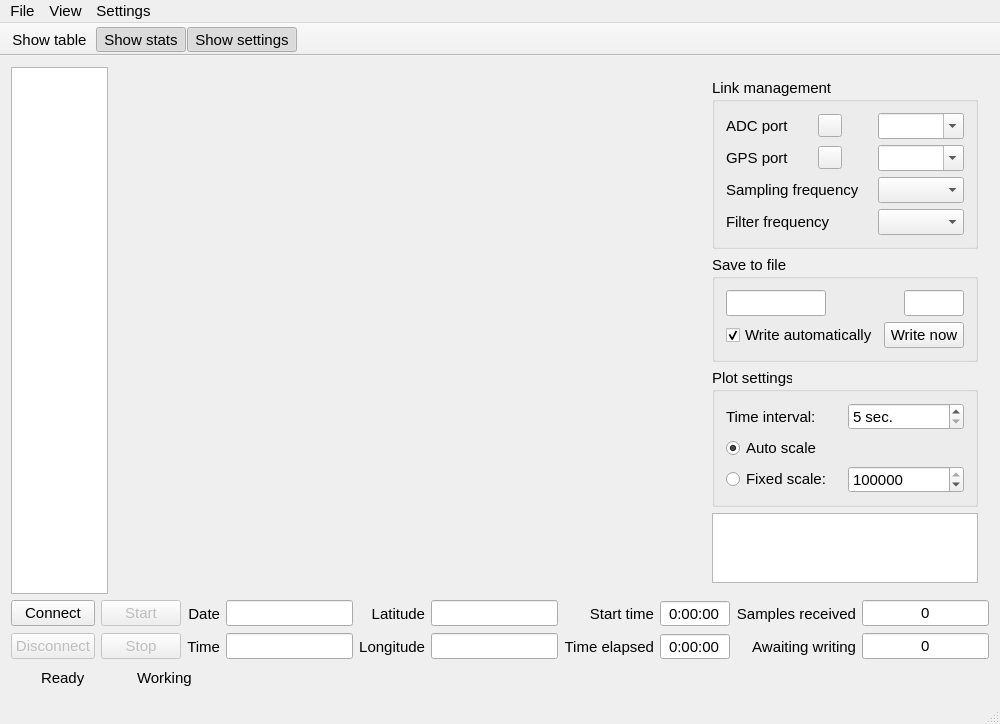
Before: the Qt Designer form mainwindow.ui in NIA/seismoreg, drawn with Qt 5.
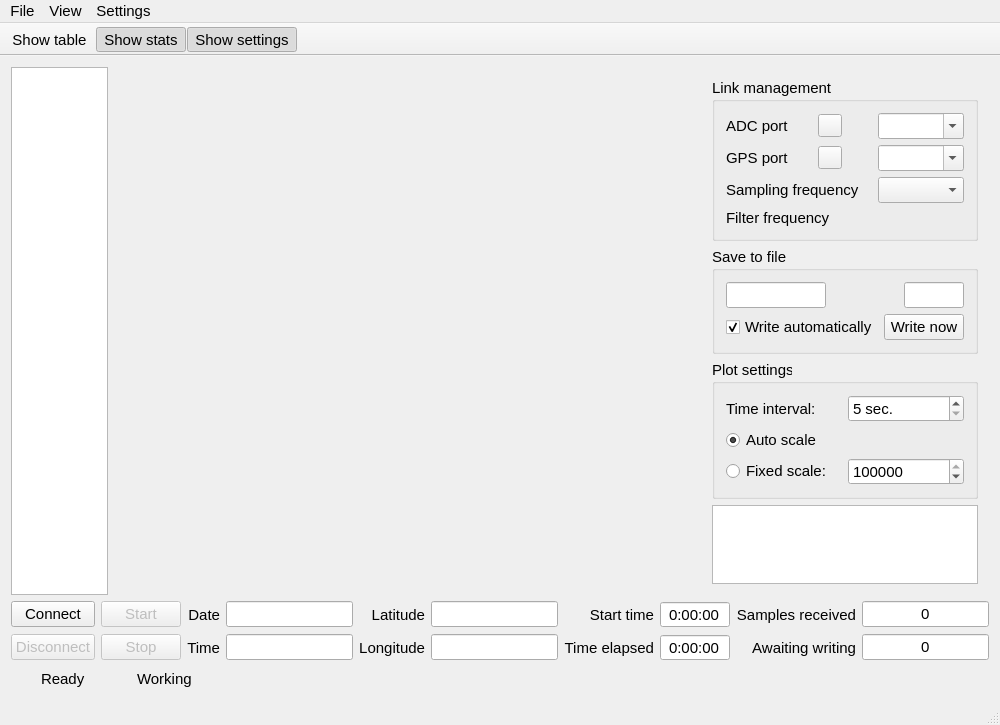
After: the same form once the commit is applied. Icons and pictures are not drawn. Custom widgets are drawn as their Qt base class.

Commit message:
Changed filter frequency chooser QComboBox -> QwtSlider
To make it look like toggle switch

Diff of the .ui file:
```diff
--- a/mainwindow.ui
+++ b/mainwindow.ui
@@ -7,7 +7,7 @@
     <x>0</x>
     <y>0</y>
     <width>1000</width>
-    <height>680</height>
+    <height>725</height>
    </rect>
   </property>
   <property name="font">
@@ -223,15 +223,31 @@
               </property>
              </widget>
             </item>
-            <item row="7" column="0" colspan="3">
+            <item row="7" column="0" rowspan="2" colspan="3">
              <widget class="QLabel" name="label_12">
               <property name="text">
                <string>Filter frequency</string>
               </property>
              </widget>
             </item>
-            <item row="7" column="3">
-             <widget class="QComboBox" name="filterFreq"/>
+            <item row="7" column="3" rowspan="2">
+             <widget class="QwtSlider" name="filterFreqSlider">
+              <property name="maximumSize">
+               <size>
+                <width>16777215</width>
+                <height>70</height>
+               </size>
+              </property>
+              <property name="groove">
+               <bool>true</bool>
+              </property>
+              <property name="handleSize">
+               <size>
+                <width>30</width>
+                <height>30</height>
+               </size>
+              </property>
+             </widget>
             </item>
            </layout>
           </widget>
@@ -905,6 +921,11 @@
  </widget>
  <layoutdefault spacing="6" margin="11"/>
  <customwidgets>
+  <customwidget>
+   <class>QwtSlider</class>
+   <extends>QWidget</extends>
+   <header>qwt_slider.h</header>
+  </customwidget>
   <customwidget>
    <class>QLed</class>
    <extends>QWidget</extends>
```
The commit also changes 1 other file.
